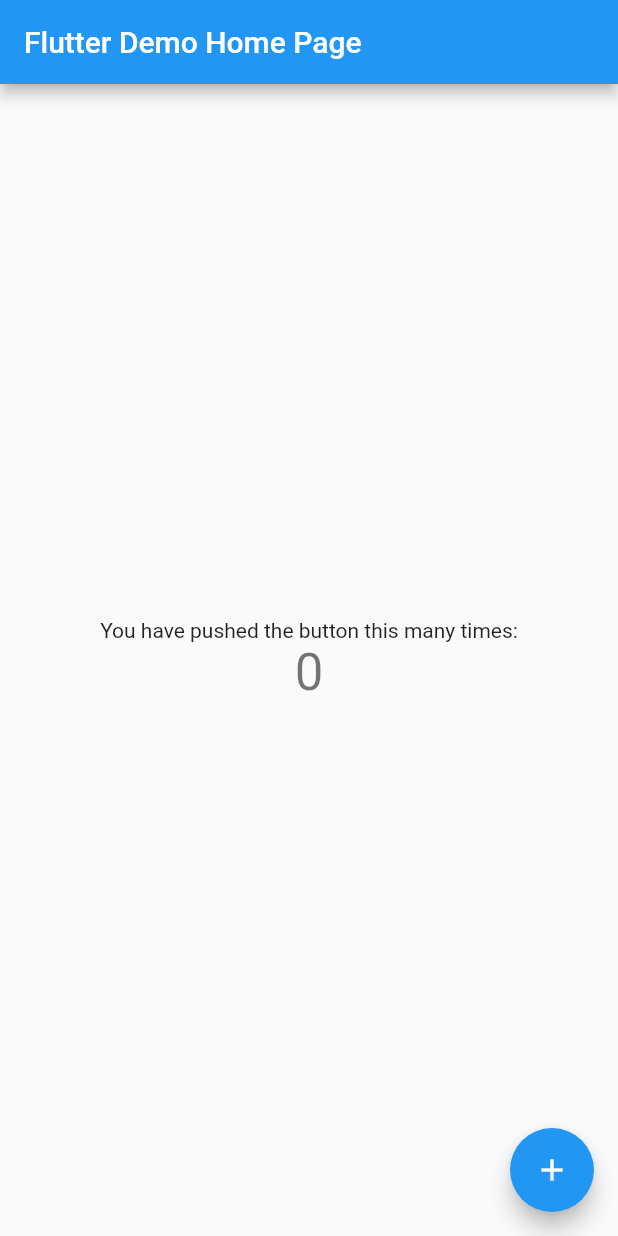
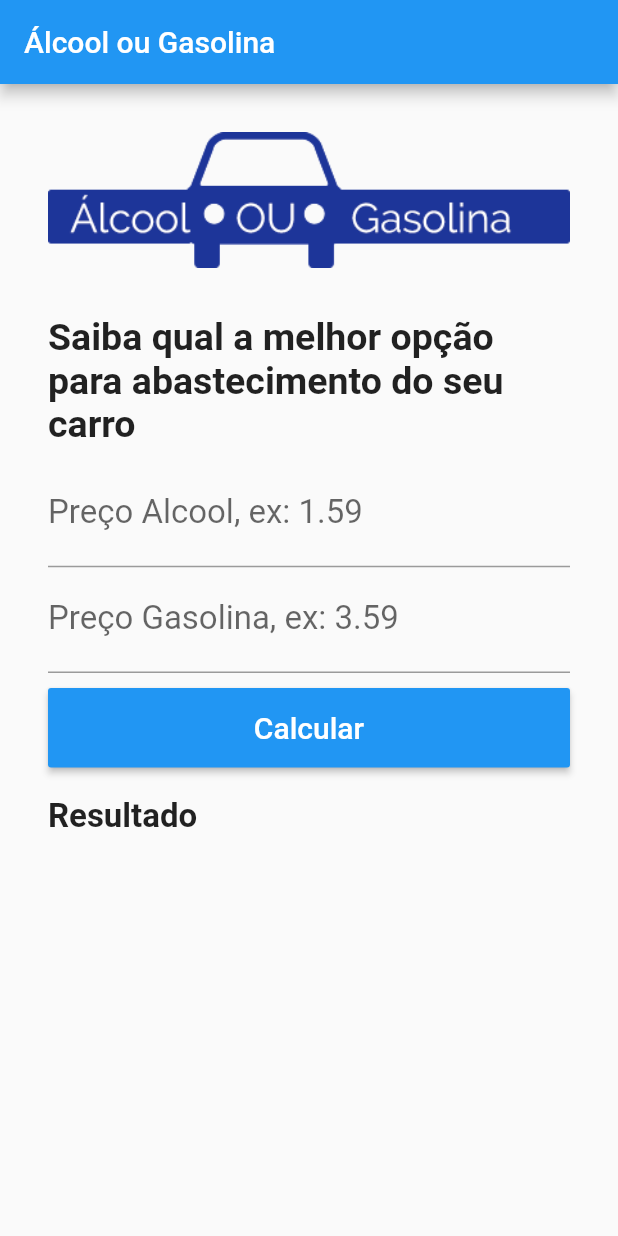
Before and after one commit to melquis1420/alcool, a Flutter app: the screen it shows after launch, on a phone screen of 412 x 824 dp. Run offline on Flutter 3.47's test engine with Material 2 defaults, Android fonts, the phone set to English and light mode, and no system bars.

Commit message:
Layout Creation
Layout creation using SilgeChildScrollView, TextField and Image.assets.

```diff
--- /dev/null
+++ b/lib/campoTexto.dart
@@ -0,0 +1,92 @@
+import 'package:flutter/material.dart';
+
+class CampoTexto extends StatefulWidget {
+  @override
+  _CampoTextoState createState() => _CampoTextoState();
+}
+
+class _CampoTextoState extends State<CampoTexto> {
+  TextEditingController _controllerAlcool = TextEditingController();
+  TextEditingController _controllerGasolina = TextEditingController();
+
+  @override
+  Widget build(BuildContext context) {
+    return Scaffold(
+      appBar: AppBar(
+        title: Text("Álcool ou Gasolina"),
+        backgroundColor: Colors.blue,
+      ),
+      body: Container(
+        //page scroll
+        child: SingleChildScrollView(
+          padding: const EdgeInsets.all(32),
+          child: Column(
+            //botão ocupa todo o espaço
+            crossAxisAlignment: CrossAxisAlignment.stretch,
+            children: [
+              Padding(
+                padding: EdgeInsets.only(bottom: 32),
+                child: Image.asset("images/logo.png"),
+              ),
+              Padding(
+                padding: EdgeInsets.only(bottom: 10),
+                child: Text(
+                  "Saiba qual a melhor opção para abastecimento do seu carro",
+                  style: TextStyle(
+                    fontWeight: FontWeight.bold,
+                    fontSize: 25,
+                  ),
+                ),
+              ),
+              TextField(
+                keyboardType: TextInputType.number,
+                decoration: InputDecoration(
+                  labelText: "Preço Alcool, ex: 1.59",
+                ),
+                style: TextStyle(
+                  fontSize: 22,
+                ),
+                controller: _controllerAlcool,
+              ),
+              TextField(
+                keyboardType: TextInputType.number,
+                decoration: InputDecoration(
+                  labelText: "Preço Gasolina, ex: 3.59",
+                ),
+                style: TextStyle(
+                  fontSize: 22,
+                ),
+                controller: _controllerGasolina,
+              ),
+              Padding(
+                padding: EdgeInsets.only(top: 10),
+                child: RaisedButton(
+                  color: Colors.blue,
+                  textColor: Colors.white,
+                  padding: EdgeInsets.all(15),
+                  child: Text(
+                    "Calcular",
+                    style: TextStyle(
+                      fontSize: 20,
+                    ),
+                  ),
+                  onPressed: () {},
+                ),
+              ),
+              Padding(
+                padding: EdgeInsets.only(top: 20),
+                child: Text(
+                  "Resultado",
+                  style: TextStyle(
+                    fontSize: 22,
+                    fontWeight: FontWeight.bold,
+                  ),
+                ),
+              )
+            ],
+          ),
+        ),
+      ),
+    );
+  }
+}
--- a/lib/main.dart
+++ b/lib/main.dart
@@ -1,113 +1,11 @@
 import 'package:flutter/material.dart';
+import 'campoTexto.dart';
 
 void main() {
-  runApp(MyApp());
+  runApp(
+    MaterialApp(
+      home: CampoTexto(),
+      debugShowCheckedModeBanner: false,
+    ),
+  );
 }
-
-class MyApp extends StatelessWidget {
-  // This widget is the root of your application.
-  @override
-  Widget build(BuildContext context) {
-    return MaterialApp(
-      title: 'Flutter Demo',
-      theme: ThemeData(
-        // This is the theme of your application.
-        //
-        // Try running your application with "flutter run". You'll see the
-        // application has a blue toolbar. Then, without quitting the app, try
-        // changing the primarySwatch below to Colors.green and then invoke
-        // "hot reload" (press "r" in the console where you ran "flutter run",
-        // or simply save your changes to "hot reload" in a Flutter IDE).
-        // Notice that the counter didn't reset back to zero; the application
-        // is not restarted.
-        primarySwatch: Colors.blue,
-      ),
-      home: MyHomePage(title: 'Flutter Demo Home Page'),
-    );
-  }
-}
-
-class MyHomePage extends StatefulWidget {
-  MyHomePage({Key? key, required this.title}) : super(key: key);
-
-  // This widget is the home page of your application. It is stateful, meaning
-  // that it has a State object (defined below) that contains fields that affect
-  // how it looks.
-
-  // This class is the configuration for the state. It holds the values (in this
-  // case the title) provided by the parent (in this case the App widget) and
-  // used by the build method of the State. Fields in a Widget subclass are
-  // always marked "final".
-
-  final String title;
-
-  @override
-  _MyHomePageState createState() => _MyHomePageState();
-}
-
-class _MyHomePageState extends State<MyHomePage> {
-  int _counter = 0;
-
-  void _incrementCounter() {
-    setState(() {
-      // This call to setState tells the Flutter framework that something has
-      // changed in this State, which causes it to rerun the build method below
-      // so that the display can reflect the updated values. If we changed
-      // _counter without calling setState(), then the build method would not be
-      // called again, and so nothing would appear to happen.
-      _counter++;
-    });
-  }
-
-  @override
-  Widget build(BuildContext context) {
-    // This method is rerun every time setState is called, for instance as done
-    // by the _incrementCounter method above.
-    //
-    // The Flutter framework has been optimized to make rerunning build methods
-    // fast, so that you can just rebuild anything that needs updating rather
-    // than having to individually change instances of widgets.
-    return Scaffold(
-      appBar: AppBar(
-        // Here we take the value from the MyHomePage object that was created by
-        // the App.build method, and use it to set our appbar title.
-        title: Text(widget.title),
-      ),
-      body: Center(
-        // Center is a layout widget. It takes a single child and positions it
-        // in the middle of the parent.
-        child: Column(
-          // Column is also a layout widget. It takes a list of children and
-          // arranges them vertically. By default, it sizes itself to fit its
-          // children horizontally, and tries to be as tall as its parent.
-          //
-          // Invoke "debug painting" (press "p" in the console, choose the
-          // "Toggle Debug Paint" action from the Flutter Inspector in Android
-          // Studio, or the "Toggle Debug Paint" command in Visual Studio Code)
-          // to see the wireframe for each widget.
-          //
-          // Column has various properties to control how it sizes itself and
-          // how it positions its children. Here we use mainAxisAlignment to
-          // center the children vertically; the main axis here is the vertical
-          // axis because Columns are vertical (the cross axis would be
-          // horizontal).
-          mainAxisAlignment: MainAxisAlignment.center,
-          children: <Widget>[
-            Text(
-              'You have pushed the button this many times:',
-            ),
-            Text(
-              '$_counter',
-              style: Theme.of(context).textTheme.headline4,
-            ),
-          ],
-        ),
-      ),
-      floatingActionButton: FloatingActionButton(
-        onPressed: _incrementCounter,
-        tooltip: 'Increment',
-        child: Icon(Icons.add),
-      ), // This trailing comma makes auto-formatting nicer for build methods.
-    );
-  }
-}
--- a/pubspec.yaml
+++ b/pubspec.yaml
@@ -48,6 +48,8 @@ flutter:
   # assets:
   #   - images/a_dot_burr.jpeg
   #   - images/a_dot_ham.jpeg
+  assets:
+    - images/logo.png
 
   # An image asset can refer to one or more resolution-specific "variants", see
   # https://flutter.dev/assets-and-images/#resolution-aware.
```
Also changed, not shown: images/logo.png (added), 1 other file.
